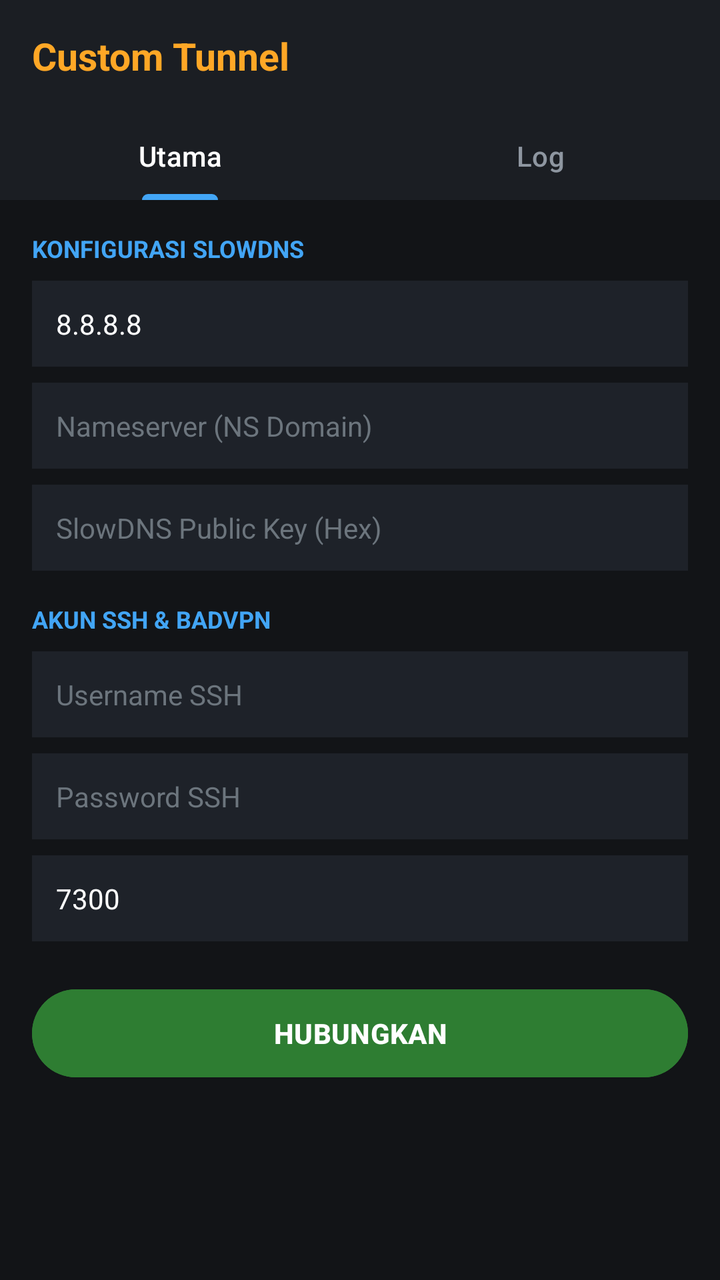
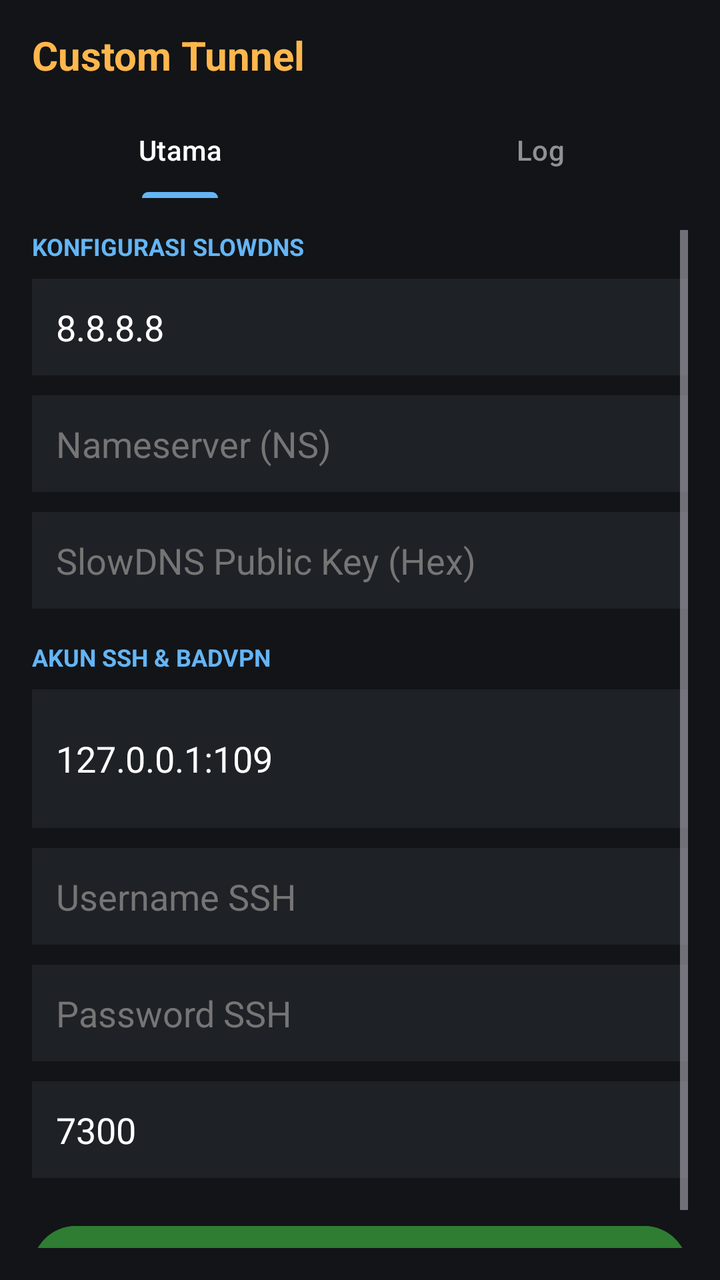

Compare the two renders of this Android layout. The source of the first and the diff that turns it into the second are given below.
<!-- AndroidManifest.xml: application theme Theme.Material3.Dark.NoActionBar -->
<!-- res/layout/activity_main.xml -->
<?xml version="1.0" encoding="utf-8"?>
<LinearLayout xmlns:android="http://schemas.android.com/apk/res/android"
    xmlns:app="http://schemas.android.com/apk/res-auto"
    android:layout_width="match_parent"
    android:layout_height="match_parent"
    android:background="#121417"
    android:orientation="vertical">

    <LinearLayout
        android:layout_width="match_parent"
        android:layout_height="56dp"
        android:background="#1B1E23"
        android:gravity="center_vertical"
        android:paddingHorizontal="16dp">

        <TextView
            android:layout_width="wrap_content"
            android:layout_height="wrap_content"
            android:text="Custom Tunnel"
            android:textColor="#FFA726"
            android:textSize="19sp"
            android:textStyle="bold" />
    </LinearLayout>

    <com.google.android.material.tabs.TabLayout
        android:id="@+id/tabLayout"
        android:layout_width="match_parent"
        android:layout_height="44dp"
        android:background="#1B1E23"
        app:tabIndicatorColor="#42A5F5"
        app:tabSelectedTextColor="#FFFFFF"
        app:tabTextColor="#8E96A0">

        <com.google.android.material.tabs.TabItem
            android:layout_width="wrap_content"
            android:layout_height="wrap_content"
            android:text="Utama" />

        <com.google.android.material.tabs.TabItem
            android:layout_width="wrap_content"
            android:layout_height="wrap_content"
            android:text="Log" />
    </com.google.android.material.tabs.TabLayout>

    <ScrollView
        android:id="@+id/layoutUtama"
        android:layout_width="match_parent"
        android:layout_height="0dp"
        android:layout_weight="1"
        android:padding="16dp">

        <LinearLayout
            android:layout_width="match_parent"
            android:layout_height="wrap_content"
            android:orientation="vertical">

            <TextView
                android:layout_width="wrap_content"
                android:layout_height="wrap_content"
                android:text="KONFIGURASI SLOWDNS"
                android:textColor="#42A5F5"
                android:textSize="12sp"
                android:textStyle="bold" />

            <EditText
                android:id="@+id/etDnsResolver"
                android:layout_width="match_parent"
                android:layout_height="wrap_content"
                android:layout_marginTop="8dp"
                android:background="#1E2229"
                android:hint="DNS Resolver (contoh: 8.8.8.8)"
                android:padding="12dp"
                android:text="8.8.8.8"
                android:textColor="#FFFFFF"
                android:textColorHint="#6C757D"
                android:textSize="14sp" />

            <EditText
                android:id="@+id/etNameserver"
                android:layout_width="match_parent"
                android:layout_height="wrap_content"
                android:layout_marginTop="8dp"
                android:background="#1E2229"
                android:hint="Nameserver (NS Domain)"
                android:padding="12dp"
                android:textColor="#FFFFFF"
                android:textColorHint="#6C757D"
                android:textSize="14sp" />

            <EditText
                android:id="@+id/etPublicKey"
                android:layout_width="match_parent"
                android:layout_height="wrap_content"
                android:layout_marginTop="8dp"
                android:background="#1E2229"
                android:hint="SlowDNS Public Key (Hex)"
                android:padding="12dp"
                android:textColor="#FFFFFF"
                android:textColorHint="#6C757D"
                android:textSize="14sp" />

            <TextView
                android:layout_width="wrap_content"
                android:layout_height="wrap_content"
                android:layout_marginTop="16dp"
                android:text="AKUN SSH &amp; BADVPN"
                android:textColor="#42A5F5"
                android:textSize="12sp"
                android:textStyle="bold" />

            <EditText
                android:id="@+id/etSshUser"
                android:layout_width="match_parent"
                android:layout_height="wrap_content"
                android:layout_marginTop="8dp"
                android:background="#1E2229"
                android:hint="Username SSH"
                android:padding="12dp"
                android:textColor="#FFFFFF"
                android:textColorHint="#6C757D"
                android:textSize="14sp" />

            <EditText
                android:id="@+id/etSshPass"
                android:layout_width="match_parent"
                android:layout_height="wrap_content"
                android:layout_marginTop="8dp"
                android:background="#1E2229"
                android:hint="Password SSH"
                android:inputType="textPassword"
                android:padding="12dp"
                android:textColor="#FFFFFF"
                android:textColorHint="#6C757D"
                android:textSize="14sp" />

            <EditText
                android:id="@+id/etUdpGwPort"
                android:layout_width="match_parent"
                android:layout_height="wrap_content"
                android:layout_marginTop="8dp"
                android:background="#1E2229"
                android:hint="Port BadVPN UDPGW (default: 7300)"
                android:inputType="number"
                android:padding="12dp"
                android:text="7300"
                android:textColor="#FFFFFF"
                android:textColorHint="#6C757D"
                android:textSize="14sp" />

            <Button
                android:id="@+id/btnConnect"
                android:layout_width="match_parent"
                android:layout_height="52dp"
                android:layout_marginTop="20dp"
                android:backgroundTint="#2E7D32"
                android:text="HUBUNGKAN"
                android:textColor="#FFFFFF"
                android:textStyle="bold" />
        </LinearLayout>
    </ScrollView>

    <ScrollView
        android:id="@+id/layoutLog"
        android:layout_width="match_parent"
        android:layout_height="0dp"
        android:layout_weight="1"
        android:padding="12dp"
        android:visibility="gone">

        <TextView
            android:id="@+id/tvLogs"
            android:layout_width="match_parent"
            android:layout_height="wrap_content"
            android:fontFamily="monospace"
            android:lineSpacingExtra="4dp"
            android:textColor="#D0D7DE"
            android:textSize="12sp" />
    </ScrollView>
</LinearLayout>
<!-- resources referenced by this layout -->
<resources>

</resources>

<!-- the commit's change to res/layout/activity_main.xml (unified diff, before → after) -->
@@ -3,33 +3,30 @@
     xmlns:app="http://schemas.android.com/apk/res-auto"
     android:layout_width="match_parent"
     android:layout_height="match_parent"
-    android:background="#121417"
-    android:orientation="vertical">
+    android:orientation="vertical"
+    android:fitsSystemWindows="true"
+    android:background="#121417">
 
-    <LinearLayout
+    <TextView
         android:layout_width="match_parent"
-        android:layout_height="56dp"
-        android:background="#1B1E23"
-        android:gravity="center_vertical"
-        android:paddingHorizontal="16dp">
-
-        <TextView
-            android:layout_width="wrap_content"
-            android:layout_height="wrap_content"
-            android:text="Custom Tunnel"
-            android:textColor="#FFA726"
-            android:textSize="19sp"
-            android:textStyle="bold" />
-    </LinearLayout>
+        android:layout_height="wrap_content"
+        android:text="Custom Tunnel"
+        android:textColor="#FFB74D"
+        android:textSize="20sp"
+        android:textStyle="bold"
+        android:paddingStart="16dp"
+        android:paddingEnd="16dp"
+        android:paddingTop="14dp"
+        android:paddingBottom="10dp" />
 
     <com.google.android.material.tabs.TabLayout
         android:id="@+id/tabLayout"
         android:layout_width="match_parent"
-        android:layout_height="44dp"
-        android:background="#1B1E23"
-        app:tabIndicatorColor="#42A5F5"
+        android:layout_height="wrap_content"
+        android:background="#121417"
+        app:tabTextColor="#8E9297"
         app:tabSelectedTextColor="#FFFFFF"
-        app:tabTextColor="#8E96A0">
+        app:tabIndicatorColor="#64B5F6">
 
         <com.google.android.material.tabs.TabItem
             android:layout_width="wrap_content"
@@ -42,11 +39,11 @@
             android:text="Log" />
     </com.google.android.material.tabs.TabLayout>
 
+    
     <ScrollView
         android:id="@+id/layoutUtama"
         android:layout_width="match_parent"
-        android:layout_height="0dp"
-        android:layout_weight="1"
+        android:layout_height="match_parent"
         android:padding="16dp">
 
         <LinearLayout
@@ -58,112 +55,118 @@
                 android:layout_width="wrap_content"
                 android:layout_height="wrap_content"
                 android:text="KONFIGURASI SLOWDNS"
-                android:textColor="#42A5F5"
+                android:textColor="#64B5F6"
+                android:textStyle="bold"
                 android:textSize="12sp"
-                android:textStyle="bold" />
+                android:layout_marginBottom="8dp" />
 
             <EditText
-                android:id="@+id/etDnsResolver"
+                android:id="@+id/etDns"
                 android:layout_width="match_parent"
                 android:layout_height="wrap_content"
-                android:layout_marginTop="8dp"
-                android:background="#1E2229"
                 android:hint="DNS Resolver (contoh: 8.8.8.8)"
-                android:padding="12dp"
                 android:text="8.8.8.8"
                 android:textColor="#FFFFFF"
-                android:textColorHint="#6C757D"
-                android:textSize="14sp" />
+                android:textColorHint="#757575"
+                android:background="#1E2126"
+                android:padding="12dp"
+                android:layout_marginBottom="10dp" />
 
             <EditText
-                android:id="@+id/etNameserver"
+                android:id="@+id/etNs"
                 android:layout_width="match_parent"
                 android:layout_height="wrap_content"
-                android:layout_marginTop="8dp"
-                android:background="#1E2229"
-                android:hint="Nameserver (NS Domain)"
+                android:hint="Nameserver (NS)"
+                android:textColor="#FFFFFF"
+                android:textColorHint="#757575"
+                android:background="#1E2126"
                 android:padding="12dp"
-                android:textColor="#FFFFFF"
-                android:textColorHint="#6C757D"
-                android:textSize="14sp" />
+                android:layout_marginBottom="10dp" />
 
             <EditText
-                android:id="@+id/etPublicKey"
+                android:id="@+id/etPubkey"
                 android:layout_width="match_parent"
                 android:layout_height="wrap_content"
-                android:layout_marginTop="8dp"
-                android:background="#1E2229"
                 android:hint="SlowDNS Public Key (Hex)"
+                android:textColor="#FFFFFF"
+                android:textColorHint="#757575"
+                android:background="#1E2126"
                 android:padding="12dp"
-                android:textColor="#FFFFFF"
-                android:textColorHint="#6C757D"
-                android:textSize="14sp" />
+                android:layout_marginBottom="16dp" />
 
             <TextView
                 android:layout_width="wrap_content"
                 android:layout_height="wrap_content"
-                android:layout_marginTop="16dp"
                 android:text="AKUN SSH &amp; BADVPN"
-                android:textColor="#42A5F5"
+                android:textColor="#64B5F6"
+                android:textStyle="bold"
                 android:textSize="12sp"
-                android:textStyle="bold" />
+                android:layout_marginBottom="8dp" />
+
+            <EditText
+                android:id="@+id/etSshHostPort"
+                android:layout_width="match_parent"
+                android:layout_height="wrap_content"
+                android:hint="SSH Host:Port (contoh: 127.0.0.1:109)"
+                android:text="127.0.0.1:109"
+                android:textColor="#FFFFFF"
+                android:textColorHint="#757575"
+                android:background="#1E2126"
+                android:padding="12dp"
+                android:layout_marginBottom="10dp" />
 
             <EditText
                 android:id="@+id/etSshUser"
                 android:layout_width="match_parent"
                 android:layout_height="wrap_content"
-                android:layout_marginTop="8dp"
-                android:background="#1E2229"
                 android:hint="Username SSH"
+                android:textColor="#FFFFFF"
+                android:textColorHint="#757575"
+                android:background="#1E2126"
                 android:padding="12dp"
-                android:textColor="#FFFFFF"
-                android:textColorHint="#6C757D"
-                android:textSize="14sp" />
+                android:layout_marginBottom="10dp" />
 
             <EditText
                 android:id="@+id/etSshPass"
                 android:layout_width="match_parent"
                 android:layout_height="wrap_content"
-                android:layout_marginTop="8dp"
-                android:background="#1E2229"
                 android:hint="Password SSH"
                 android:inputType="textPassword"
+                android:textColor="#FFFFFF"
+                android:textColorHint="#757575"
+                android:background="#1E2126"
                 android:padding="12dp"
-                android:textColor="#FFFFFF"
-                android:textColorHint="#6C757D"
-                android:textSize="14sp" />
+                android:layout_marginBottom="10dp" />
 
             <EditText
-                android:id="@+id/etUdpGwPort"
+                android:id="@+id/etUdpgw"
                 android:layout_width="match_parent"
                 android:layout_height="wrap_content"
-                android:layout_marginTop="8dp"
-                android:background="#1E2229"
                 android:hint="Port BadVPN UDPGW (default: 7300)"
+                android:text="7300"
                 android:inputType="number"
+                android:textColor="#FFFFFF"
+                android:textColorHint="#757575"
+                android:background="#1E2126"
                 android:padding="12dp"
-                android:text="7300"
-                android:textColor="#FFFFFF"
-                android:textColorHint="#6C757D"
-                android:textSize="14sp" />
+                android:layout_marginBottom="20dp" />
 
             <Button
                 android:id="@+id/btnConnect"
                 android:layout_width="match_parent"
                 android:layout_height="52dp"
-                android:layout_marginTop="20dp"
-                android:backgroundTint="#2E7D32"
                 android:text="HUBUNGKAN"
+                android:textStyle="bold"
                 android:textColor="#FFFFFF"
-                android:textStyle="bold" />
+                android:backgroundTint="#2E7D32" />
         </LinearLayout>
     </ScrollView>
 
+    
     <ScrollView
         android:id="@+id/layoutLog"
         android:layout_width="match_parent"
-        android:layout_height="0dp"
-        android:layout_weight="1"
+        android:layout_height="match_parent"
         android:padding="12dp"
         android:visibility="gone">
 
@@ -172,8 +175,9 @@
             android:layout_width="match_parent"
             android:layout_height="wrap_content"
             android:fontFamily="monospace"
+            android:textSize="12sp"
             android:lineSpacingExtra="4dp"
-            android:textColor="#D0D7DE"
-            android:textSize="12sp" />
+            android:textColor="#E0E0E0" />
     </ScrollView>
+
 </LinearLayout>
